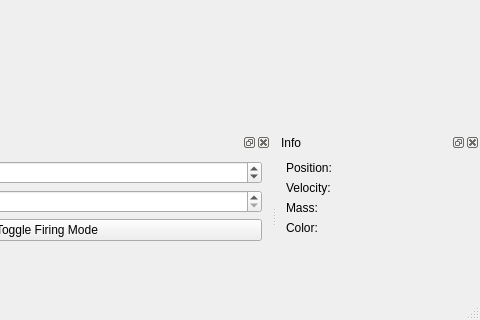
Above: qt/forms/mainwindow.ui from chipgw/planets-3d before the change; both pictures show x 720 to 1200 and y 636 to 956 of the 1200 by 956 pixel window. Below: the same form after it.
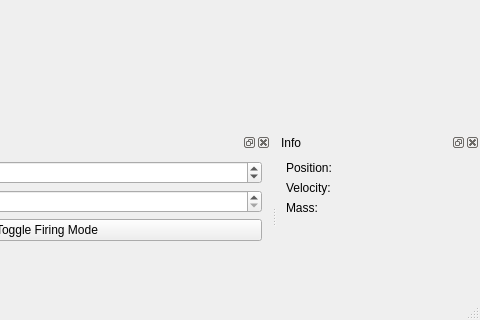
That is the form after the change. Icons and pictures are not drawn. Custom widgets are drawn as their Qt base class.

Commit message: Qt: Remove planet color related stuff.

```diff
--- a/qt/forms/mainwindow.ui
+++ b/qt/forms/mainwindow.ui
@@ -727,16 +727,6 @@
      <item row="2" column="1">
       <widget class="QLabel" name="massLabel"/>
      </item>
-     <item row="3" column="1">
-      <widget class="QLabel" name="colorLabel"/>
-     </item>
-     <item row="3" column="0">
-      <widget class="QLabel" name="colorTextLlabel">
-       <property name="text">
-        <string>Color:</string>
-       </property>
-      </widget>
-     </item>
     </layout>
    </widget>
   </widget>
```
Left out of the diff: 10 changed lines with no effect on the pictures. The commit also changes 1 other file.
